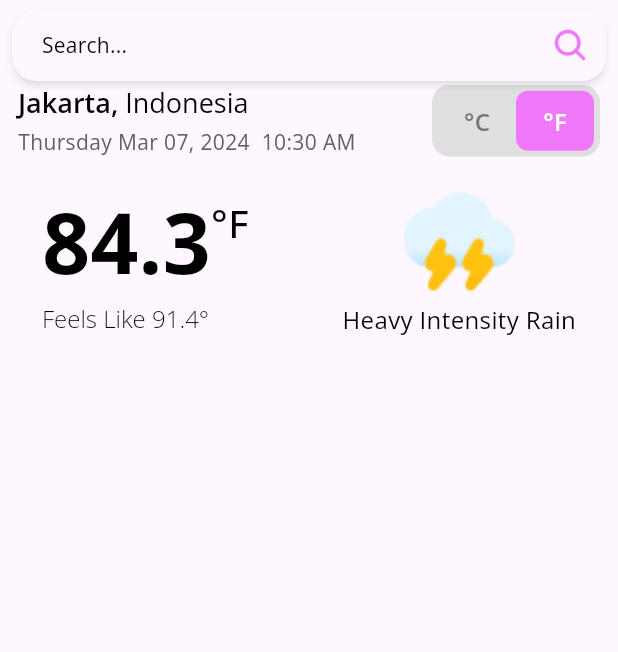
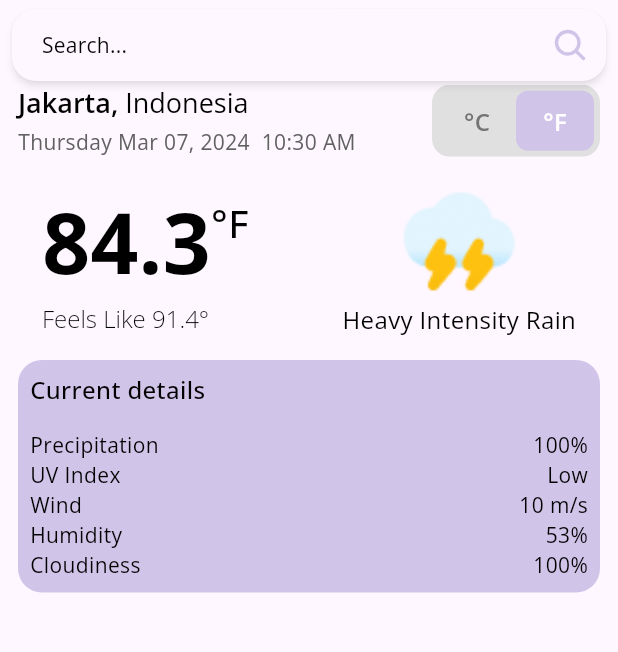
Before and after one commit to Rizqanmr/weather_app, a Flutter app: the screen it shows after launch, on a phone screen of 412 x 824 dp, the part 84-736 px from its top. Run offline on Flutter 3.47's test engine with Material 3 defaults, Android fonts, the phone set to English and light mode, and no system bars; our stand-ins replace google_fonts, material_floating_search_bar_2, phosphor_flutter, shimmer.

Commit message:
create widget current weather detail

```diff
--- a/lib/pages/homepage.dart
+++ b/lib/pages/homepage.dart
@@ -2,6 +2,7 @@ import 'package:flutter/material.dart';
 import 'package:material_floating_search_bar_2/material_floating_search_bar_2.dart';
 import 'package:weather_app/widgets/custom_searchbar.dart';
 
+import '../widgets/current_weather_detail.dart';
 import '../widgets/current_weather_info.dart';
 import '../widgets/weather_info_header.dart';
 
@@ -36,11 +37,8 @@ class _HomepageState extends State<Homepage> {
               const SizedBox(height: 16.0),
               CurrentWeatherInfo(),
               const SizedBox(height: 16.0),
-              // MainWeatherDetail(),
-              // const SizedBox(height: 24.0),
-              // TwentyFourHourForecast(),
-              // const SizedBox(height: 18.0),
-              // SevenDayForecast(),
+              CurrentWeatherDetail(),
+              const SizedBox(height: 24.0),
             ],
           ),
           CustomSearchBar(searchBarController: searchBarController)
--- a/lib/themes/colors.dart
+++ b/lib/themes/colors.dart
@@ -1,5 +1,5 @@
 import 'package:flutter/material.dart';
 
-const Color primaryPurple = Color(0xffef79fa);
+const Color primaryPurple = Color(0xffd1c4e9);
 const Color lightPurple = Color(0xffffcafe);
-const Color backgroundWhite = Color(0xffF2F8FF);
+const Color backgroundWhite = Color(0xffffffff);
--- a/lib/utils/util.dart
+++ b/lib/utils/util.dart
@@ -1,3 +1,6 @@
+import 'package:flutter/material.dart';
+import 'package:weather_app/themes/text_styles.dart';
+
 String getWeatherImage(String input) {
   String weather = input.toLowerCase();
   String assetPath = 'assets/images/';
@@ -35,3 +38,28 @@ String getWeatherImage(String input) {
       return '${assetPath}Cloud.png';
   }
 }
+
+String uviValueToString(double uvi) {
+  if (uvi <= 2) {
+    return 'Low';
+  } else if (uvi <= 5) {
+    return 'Medium';
+  } else if (uvi <= 7) {
+    return 'High';
+  } else if (uvi <= 10) {
+    return 'Very High';
+  } else if (uvi >= 11) {
+    return 'Extreme';
+  }
+  return 'Unknown';
+}
+
+Widget keyValue(dynamic key, dynamic value) {
+  return Row(
+    mainAxisAlignment: MainAxisAlignment.spaceBetween,
+    children: [
+      Text(key, style: regularText),
+      Text(value, style: regularText)
+    ],
+  );
+}
--- /dev/null
+++ b/lib/widgets/current_weather_detail.dart
@@ -0,0 +1,34 @@
+import 'package:flutter/material.dart';
+import 'package:weather_app/themes/colors.dart';
+import 'package:weather_app/themes/text_styles.dart';
+import 'package:weather_app/utils/util.dart';
+
+class CurrentWeatherDetail extends StatelessWidget {
+  const CurrentWeatherDetail({super.key});
+
+  @override
+  Widget build(BuildContext context) {
+    return Container(
+      padding: const EdgeInsets.all(8.0),
+      decoration: BoxDecoration(
+        color: primaryPurple,
+        borderRadius: BorderRadius.circular(16)
+      ),
+      child: Column(
+        crossAxisAlignment: CrossAxisAlignment.start,
+        children: [
+          Text(
+            'Current details',
+            style: mediumText,
+          ),
+          const SizedBox(height: 16.0,),
+          keyValue('Precipitation', '100%'),
+          keyValue('UV Index', 'Low'),
+          keyValue('Wind', '10 m/s'),
+          keyValue('Humidity', '53%'),
+          keyValue('Cloudiness', '100%')
+        ],
+      ),
+    );
+  }
+}
```
